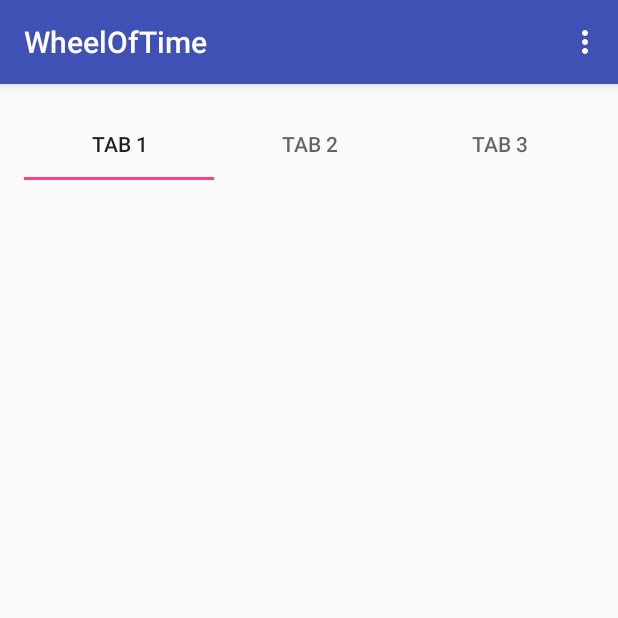
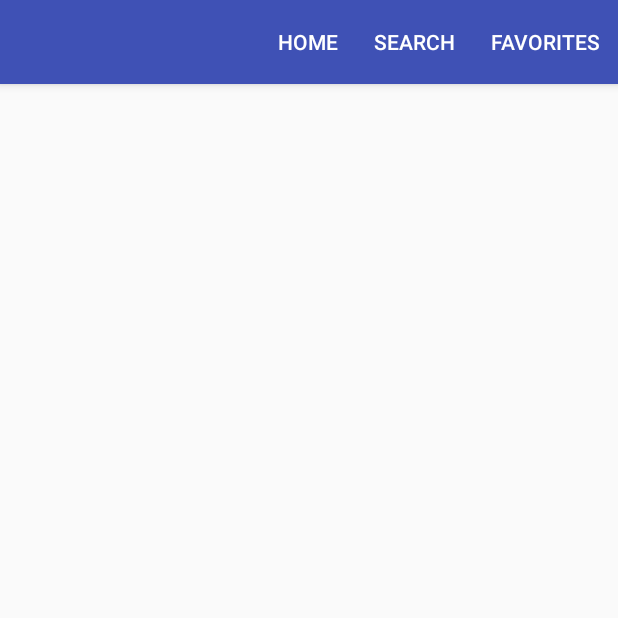
Before and after one commit to astronauticalAuthor/wheeloftime, an Android app: the screen it shows after launch (HomeActivity), on a phone screen of 412 x 824 dp, the top half of it. Run offline under Robolectric (Android 15) with nearby library versions, the phone set to English and light mode, and no system bars.

Commit message:
Changed tabs to the menu instead of online tutorial

```diff
--- a/app/src/main/java/edu/rosehulman/kerrickmandpieragab/wheeloftime/HomeActivity.java
+++ b/app/src/main/java/edu/rosehulman/kerrickmandpieragab/wheeloftime/HomeActivity.java
@@ -9,6 +9,7 @@
 import android.support.v4.view.ViewPager;
 import android.support.v7.app.AppCompatActivity;
 import android.support.v7.widget.Toolbar;
+import android.util.Log;
 import android.view.View;
 import android.view.Menu;
 import android.view.MenuItem;
@@ -20,34 +21,38 @@
         super.onCreate(savedInstanceState);
         setContentView(R.layout.activity_home);
         Toolbar toolbar = (Toolbar) findViewById(R.id.toolbar);
+        toolbar.setTitle("");
         setSupportActionBar(toolbar);
 
 
-        ViewPager vp = (ViewPager)findViewById(R.id.pager);
-        vp.setAdapter(new SampleFragmentPagerAdapter(getSupportFragmentManager(), this));
-
-        TabLayout tl = (TabLayout)findViewById(R.id.sliding_tabs);
-        tl.setupWithViewPager(vp);
+//        ViewPager vp = (ViewPager)findViewById(R.id.pager);
+//        vp.setAdapter(new SampleFragmentPagerAdapter(getSupportFragmentManager(), this));
+//
+//        TabLayout tl = (TabLayout)findViewById(R.id.sliding_tabs);
+//        tl.setupWithViewPager(vp);
 
     }
 
     @Override
     public boolean onCreateOptionsMenu(Menu menu) {
-        // Inflate the menu; this adds items to the action bar if it is present.
         getMenuInflater().inflate(R.menu.menu_home, menu);
         return true;
     }
 
     @Override
     public boolean onOptionsItemSelected(MenuItem item) {
-        // Handle action bar item clicks here. The action bar will
-        // automatically handle clicks on the Home/Up button, so long
-        // as you specify a parent activity in AndroidManifest.xml.
-        int id = item.getItemId();
+        switch (item.getItemId()) {
+            case R.id.action_home:
+                Log.d("TTT", "Clicked action_home");
+                return true;
 
-        //noinspection SimplifiableIfStatement
-        if (id == R.id.action_settings) {
-            return true;
+            case R.id.action_search:
+                Log.d("TTT", "Clicked action_search");
+                return true;
+
+            case R.id.action_favorites:
+                Log.d("TTT", "Clicked action_favorites");
+                return true;
         }
 
         return super.onOptionsItemSelected(item);
--- a/app/src/main/res/layout/activity_home.xml
+++ b/app/src/main/res/layout/activity_home.xml
@@ -17,6 +17,7 @@
             android:layout_width="match_parent"
             android:layout_height="?attr/actionBarSize"
             android:background="?attr/colorPrimary"
+            android:gravity="top|start"
             app:popupTheme="@style/AppTheme.PopupOverlay" />
 
     </android.support.design.widget.AppBarLayout>
--- a/app/src/main/res/menu/menu_home.xml
+++ b/app/src/main/res/menu/menu_home.xml
@@ -3,8 +3,18 @@
     xmlns:tools="http://schemas.android.com/tools"
     tools:context="edu.rosehulman.kerrickmandpieragab.wheeloftime.HomeActivity">
     <item
-        android:id="@+id/action_settings"
+        android:id="@+id/action_home"
         android:orderInCategory="100"
-        android:title="@string/action_settings"
-        app:showAsAction="never" />
+        android:title="@string/action_home"
+        app:showAsAction="always" />
+    <item
+        android:id="@+id/action_search"
+        android:orderInCategory="100"
+        android:title="@string/action_search"
+        app:showAsAction="always" />
+    <item
+        android:id="@+id/action_favorites"
+        android:orderInCategory="100"
+        android:title="@string/action_favorites"
+        app:showAsAction="always" />
 </menu>
--- a/app/src/main/res/values/strings.xml
+++ b/app/src/main/res/values/strings.xml
@@ -1,4 +1,7 @@
 <resources>
     <string name="app_name">WheelOfTime</string>
     <string name="action_settings">Settings</string>
+    <string name="action_home">Home</string>
+    <string name="action_search">Search</string>
+    <string name="action_favorites">Favorites</string>
 </resources>
```
